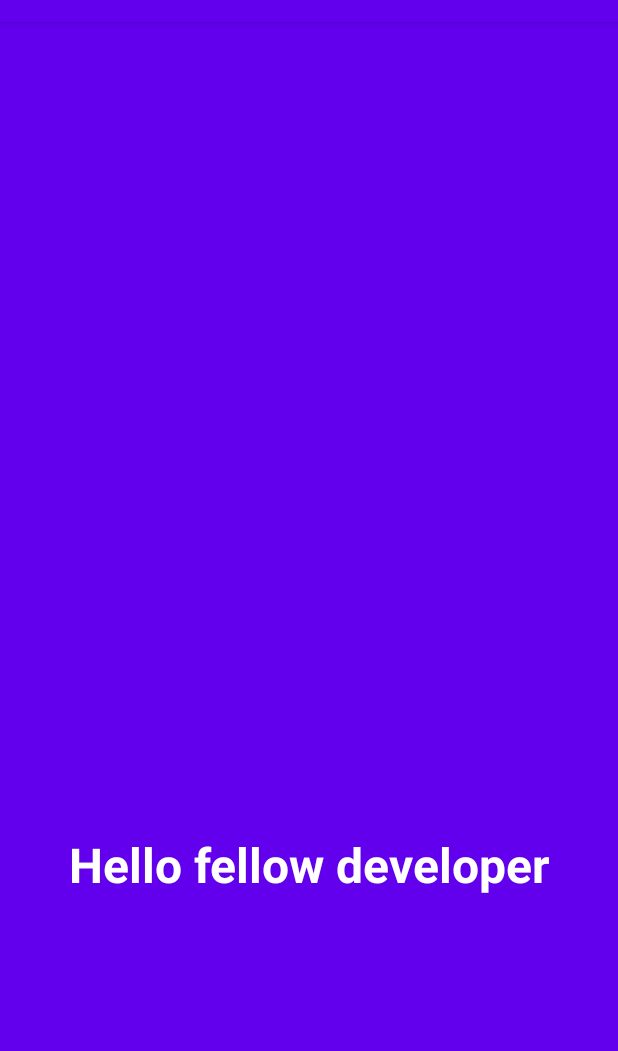
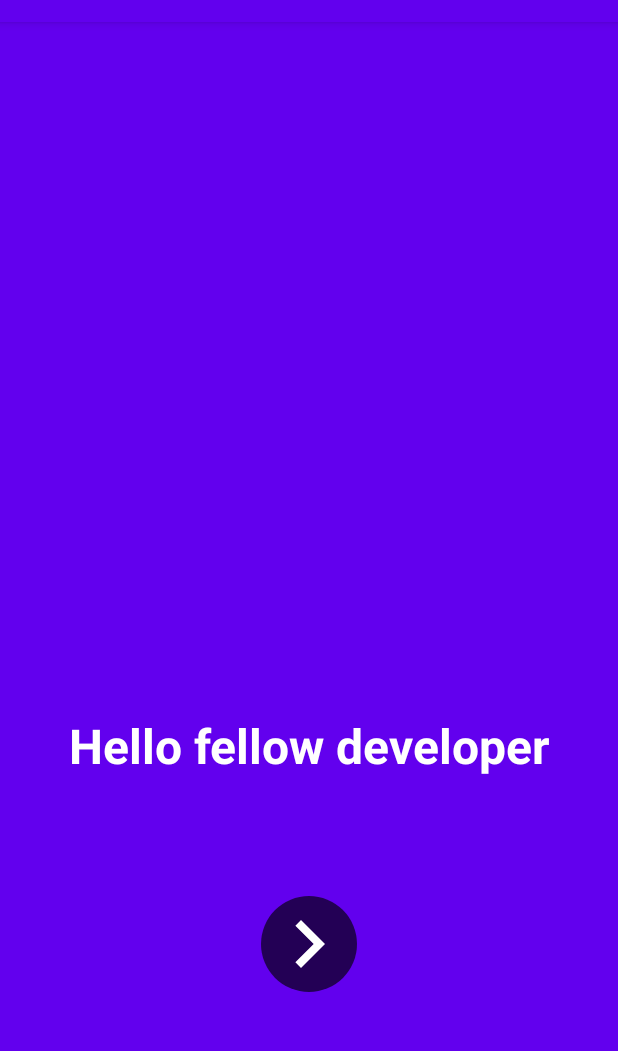
Before and after one commit to Chrisvin/ConcentricOnboarding, an Android app: the screen it shows after launch (MainActivity), on a phone screen of 412 x 824 dp, the part 62-1113 px from its top. Run offline under Robolectric (Android 15) with nearby library versions, the phone set to English and light mode, and no system bars.

Commit message:
Add next button in demo app

```diff
--- a/app/src/main/java/com/example/concentriconboarding/MainActivity.kt
+++ b/app/src/main/java/com/example/concentriconboarding/MainActivity.kt
@@ -1,8 +1,8 @@
 package com.example.concentriconboarding
 
+import android.graphics.PointF
+import android.os.Bundle
 import androidx.appcompat.app.AppCompatActivity
-import android.os.Bundle
-import com.jem.concentriconboarding.clippathprovider.ConcentricOnboardingClipPathProvider
 import com.jem.concentriconboardingdemo.R
 import kotlinx.android.synthetic.main.activity_main.*
 
@@ -18,5 +18,18 @@ class MainActivity : AppCompatActivity() {
         // This way users can swipe left or right from the start.
         // Definitely not a good idea for production, but good enough for a demo app.
         viewpager.setCurrentItem(titleArray.count() * 10, false)
+
+        nextButton.post {
+            viewpager.revealCenterPoint =
+                PointF(
+                    nextButton.x,
+                    nextButton.y + nextButton.height / 2
+                )
+            viewpager.revealRadius = nextButton.width / 2
+        }
+
+        nextButton.setOnClickListener {
+            viewpager.setCurrentItem(viewpager.currentItem + 1, true)
+        }
     }
 }
--- /dev/null
+++ b/app/src/main/res/drawable/ic_baseline_navigate_next_24.xml
@@ -0,0 +1,10 @@
+<vector xmlns:android="http://schemas.android.com/apk/res/android"
+    android:width="24dp"
+    android:height="24dp"
+    android:viewportWidth="24"
+    android:viewportHeight="24"
+    android:tint="?attr/colorControlNormal">
+  <path
+      android:fillColor="@android:color/white"
+      android:pathData="M10,6L8.59,7.41 13.17,12l-4.58,4.59L10,18l6,-6z"/>
+</vector>
--- /dev/null
+++ b/app/src/main/res/drawable/translucent_circle_bg.xml
@@ -0,0 +1,5 @@
+<?xml version="1.0" encoding="utf-8"?>
+<shape android:shape="oval"
+    xmlns:android="http://schemas.android.com/apk/res/android">
+    <solid android:color="#A4000000"/>
+</shape>
--- a/app/src/main/res/layout/activity_main.xml
+++ b/app/src/main/res/layout/activity_main.xml
@@ -9,6 +9,31 @@
     <com.jem.concentriconboarding.ConcentricOnboardingViewPager
         android:id="@+id/viewpager"
         android:layout_width="match_parent"
-        android:layout_height="match_parent"/>
+        android:layout_height="match_parent"
+        app:mode="reveal"
+        app:scaleXFactor="0.5"
+        app:scaleYFactor="0.5"
+        app:translationXFactor="2"
+        app:translationYFactor="0.35" />
+
+    <androidx.constraintlayout.widget.Guideline
+        android:id="@+id/horizontalBottomGuideLine"
+        android:layout_width="wrap_content"
+        android:layout_height="wrap_content"
+        android:orientation="horizontal"
+        app:layout_constraintGuide_percent="0.6" />
+
+    <ImageView
+        android:id="@+id/nextButton"
+        android:layout_width="64dp"
+        android:layout_height="64dp"
+        android:background="@drawable/translucent_circle_bg"
+        android:src="@drawable/ic_baseline_navigate_next_24"
+        app:layout_constraintBottom_toBottomOf="parent"
+        app:layout_constraintEnd_toEndOf="parent"
+        app:layout_constraintStart_toStartOf="parent"
+        app:layout_constraintTop_toBottomOf="@id/horizontalBottomGuideLine"
+        app:layout_constraintVertical_bias="0.5"
+        app:tint="#FFF" />
 
 </androidx.constraintlayout.widget.ConstraintLayout>
--- a/app/src/main/res/layout/fragment_dummy.xml
+++ b/app/src/main/res/layout/fragment_dummy.xml
@@ -34,7 +34,7 @@
         android:textSize="32sp"
         android:textStyle="bold"
         android:textColor="#FFF"
-        app:layout_constraintVertical_bias="0.3"
+        app:layout_constraintVertical_bias="0.0"
         app:layout_constraintTop_toBottomOf="@id/horizontalBottomGuideLine"
         app:layout_constraintBottom_toBottomOf="parent"
         android:id="@+id/fragment_textview"
```
